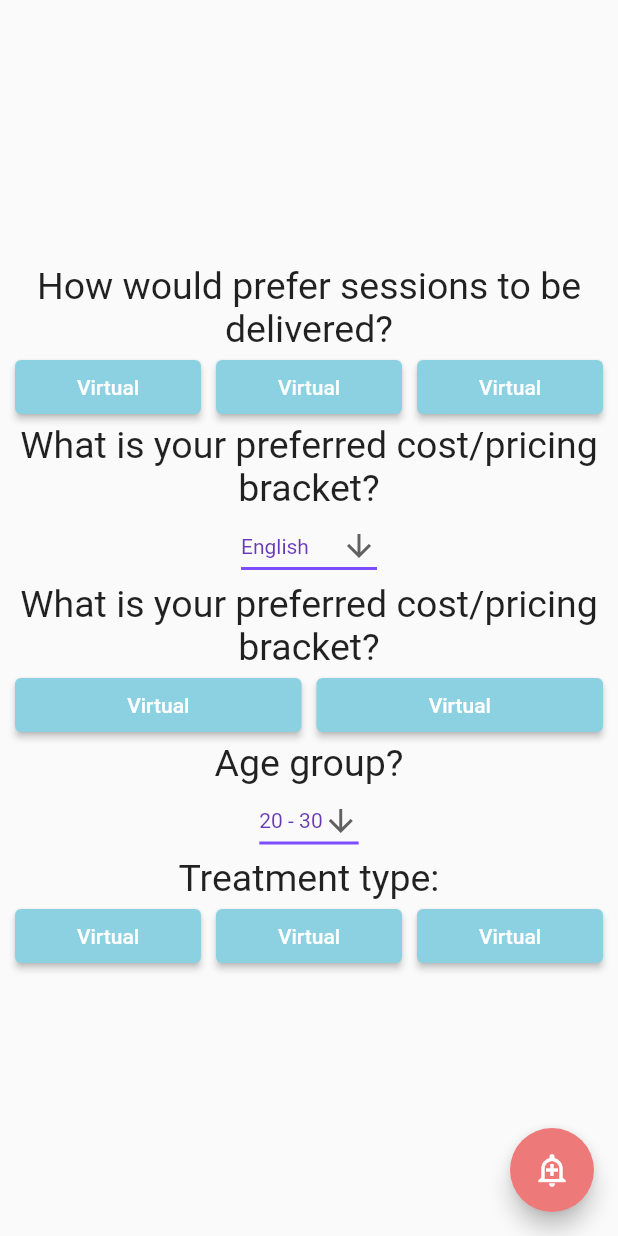
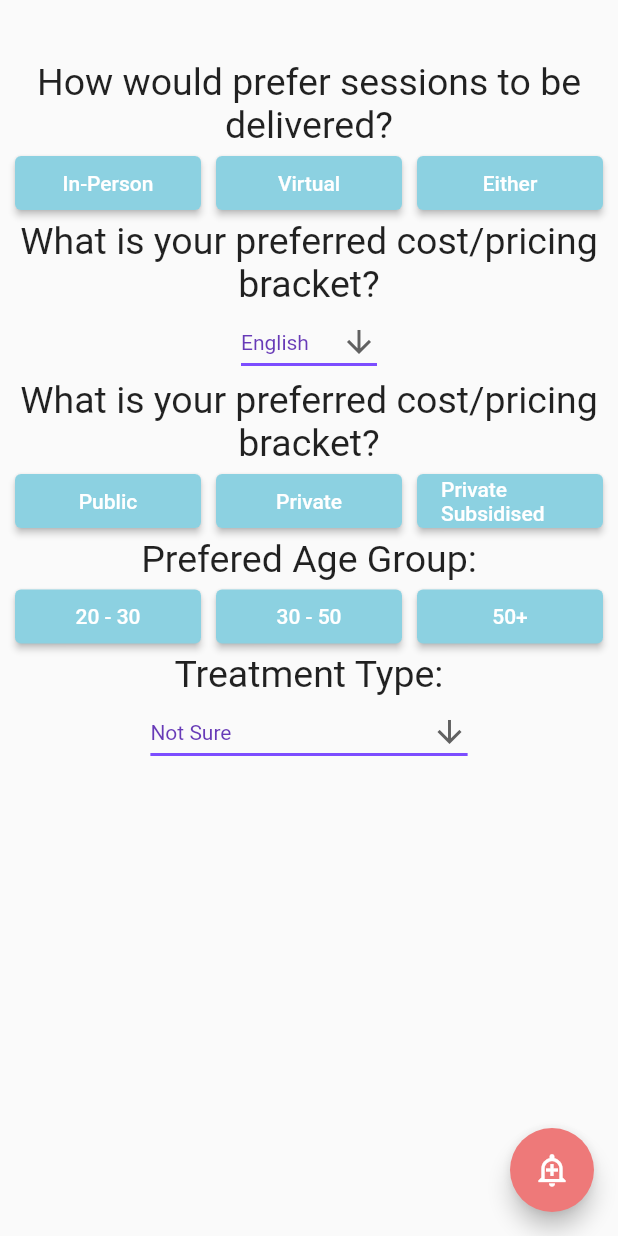
Before and after one commit to Milind220/CityHack22-DDD, a Flutter app: the PreferenceScreen screen opened by its route, swiped to page 3, on a phone screen of 412 x 824 dp. Run offline on Flutter 3.47's test engine with Material 2 defaults, Android fonts, the phone set to English and light mode, and no system bars; our stand-ins replace firebase_auth, firebase_core, google_fonts, google_sign_in, syncfusion_flutter_datepicker; missing offline and left inert: dart:ffi; accounts and stored records are empty; network calls fail.

Commit message:
A bunch of stuff

```diff
--- a/lib/backend/data_manager.dart
+++ b/lib/backend/data_manager.dart
@@ -48,7 +48,7 @@ class DataManager {
   }
 
   // Read user data from fires
-  Future<List<HealthcareProvider>> getAllDoctors() async {
+  List<HealthcareProvider> getAllDoctors() {
     // var ref = _db.collection('providers');
     // var snapshot = await ref.get();
     // var data = snapshot.docs.map((s) => s.data()).toList();
@@ -78,7 +78,7 @@ class DataManager {
       List<Map<String, String>> questionMaps = d['questions'];
       for (var i = 0; i < questionMaps.length; i++) {
         questions.add(
-            Question(questionMaps[i]['guestion']!, questionMaps[i]['answer']!));
+            Question(questionMaps[i]['question']!, questionMaps[i]['answer']!));
       }
 
       var profile = RecommendationProfile(provider, consultationType,
@@ -91,7 +91,7 @@ class DataManager {
   }
 
   // Retrieves a single quiz document
-  Future<User> getUserData() async {
+  User getUserData() {
     // var user = LoginManager.instance.user!;
     // var ref = _db.collection('users').doc(user.uid);
     // var snapshot = await ref.get();
--- a/lib/components/normalbutton.dart
+++ b/lib/components/normalbutton.dart
@@ -7,16 +7,20 @@ class NormalButton extends StatelessWidget {
 
   final String buttonText;
   final VoidCallback onClickFunc;
+  final Color? color;
 
-  NormalButton({required this.buttonText, required this.onClickFunc});
+  NormalButton(
+      {required this.buttonText, required this.onClickFunc, this.color});
   @override
   Widget build(BuildContext context) {
+    Color usingColor = color == null ? kMiddleBlueColour : color!;
+
     return Container(
       width: double.infinity,
       child: ElevatedButton(
         onPressed: onClickFunc,
         child: Text(buttonText),
-        style: ElevatedButton.styleFrom(primary: kMiddleBlueColour),
+        style: ElevatedButton.styleFrom(primary: usingColor),
       ),
     );
   }
--- a/lib/main.dart
+++ b/lib/main.dart
@@ -7,6 +7,9 @@ import 'package:sampleapp/routes.dart';
 
 // Import the firebase_core plugin
 import 'package:firebase_core/firebase_core.dart';
+
+import 'backend/data_manager.dart';
+import 'utils/dataStore.dart';
 //hello im Mike
 //Chamberlin is better than Mike
 
--- a/lib/pages/main_feed.dart
+++ b/lib/pages/main_feed.dart
@@ -1,5 +1,7 @@
 import 'package:flutter/material.dart';
+import 'package:sampleapp/backend/data_manager.dart';
 import 'package:sampleapp/utils/consts.dart';
+import 'package:sampleapp/utils/dataStore.dart';
 import '../components/crisisbutton.dart';
 import '../components/doctorlisttile.dart';
 import '../constants.dart';
@@ -9,6 +11,7 @@ class MainFeedScreen extends StatelessWidget {
 
   @override
   Widget build(BuildContext context) {
+    allHealthcareProviders = DataManager.instance.getAllDoctors();
     return Scaffold(
       body: ListView(
         children: [
--- a/lib/pages/preferences.dart
+++ b/lib/pages/preferences.dart
@@ -1,4 +1,5 @@
 import 'package:flutter/material.dart';
+import 'package:sampleapp/backend/recommendation_profile.dart';
 import 'package:sampleapp/components/drop_down.dart';
 import 'package:sampleapp/components/page_view_tab.dart';
 import 'package:sampleapp/components/crisisbutton.dart';
@@ -8,15 +9,32 @@ import 'package:sampleapp/utils/consts.dart';
 import '../constants.dart';
 
 class PreferenceScreen extends StatelessWidget {
-  const PreferenceScreen({Key? key}) : super(key: key);
+  // int providerType = -1;
+  // int consultationType = -1;
+  // int language = -1;
+  // int costBracket = -1;
+  // int ageGroup = -1;
+  // int treatmentType = -1;
+  // List<int> values = [];
 
   @override
   Widget build(BuildContext context) {
+    PageController? pageController = PageController(
+      initialPage: 0,
+      keepPage: true,
+    );
+
+    void onStartPreferences() {
+      pageController.animateToPage(1,
+          duration: Duration(milliseconds: 500), curve: Curves.ease);
+    }
+
     return Scaffold(
       body: SafeArea(
         child: PageView(
+          controller: pageController,
           children: [
-            FirstTab(),
+            FirstTab(onClick: onStartPreferences),
             ProviderTypeTab(),
             FurtherQuestionsTab(),
             ValuesTab(),
@@ -33,7 +51,9 @@ class PreferenceScreen extends StatelessWidget {
 }
 
 class FirstTab extends StatelessWidget {
-  const FirstTab({Key? key}) : super(key: key);
+  FirstTab({Key? key, required this.onClick}) : super(key: key);
+
+  VoidCallback onClick;
 
   @override
   Widget build(BuildContext context) {
@@ -50,10 +70,10 @@ class FirstTab extends StatelessWidget {
                 textAlign: TextAlign.center,
               ),
               NormalButton(
-                  buttonText: 'Yes, Let\'s GOOOOOO', onClickFunc: () => {}),
+                  buttonText: 'Yes, I\'m Ready!', onClickFunc: onClick),
               OutlinedButton(
                 style: OutlinedButton.styleFrom(primary: kMaxBlueGreenColour),
-                onPressed: () => {},
+                onPressed: () => {Navigator.pushNamed(context, '/feed')},
                 child: Text('Not sure for now'),
               ),
             ],
@@ -93,8 +113,11 @@ class FurtherQuestionsTab extends StatelessWidget {
   @override
   Widget build(BuildContext context) {
     return Column(
-      mainAxisAlignment: MainAxisAlignment.center,
+      // mainAxisAlignment: MainAxisAlignment.center,
       children: [
+        SizedBox(
+          height: 30,
+        ),
         Container(
           alignment: Alignment.center,
           child: PageViewTab(
@@ -106,7 +129,7 @@ class FurtherQuestionsTab extends StatelessWidget {
                   Expanded(
                     flex: 1,
                     child: NormalButton(
-                      buttonText: 'Virtual',
+                      buttonText: 'In-Person',
                       onClickFunc: () => {},
                     ),
                   ),
@@ -126,7 +149,7 @@ class FurtherQuestionsTab extends StatelessWidget {
                   Expanded(
                     flex: 1,
                     child: NormalButton(
-                      buttonText: 'Virtual',
+                      buttonText: 'Either',
                       onClickFunc: () => {},
                     ),
                   ),
@@ -143,7 +166,7 @@ class FurtherQuestionsTab extends StatelessWidget {
                   Expanded(
                     flex: 1,
                     child: NormalButton(
-                      buttonText: 'Virtual',
+                      buttonText: 'Public',
                       onClickFunc: () => {},
                     ),
                   ),
@@ -153,24 +176,7 @@ class FurtherQuestionsTab extends StatelessWidget {
                   Expanded(
                     flex: 1,
                     child: NormalButton(
-                      buttonText: 'Virtual',
-                      onClickFunc: () => {},
-                    ),
-                  ),
-                ],
-              ),
-              PromptText('Age group?'),
-              DropDownList(
-                options: ['20 - 30', '30 - 50', '50+'],
-              ),
-              PromptText('Treatment type:'),
-              Row(
-                mainAxisAlignment: MainAxisAlignment.spaceBetween,
-                children: [
-                  Expanded(
-                    flex: 1,
-                    child: NormalButton(
-                      buttonText: 'Virtual',
+                      buttonText: 'Private',
                       onClickFunc: () => {},
                     ),
                   ),
@@ -180,7 +186,20 @@ class FurtherQuestionsTab extends StatelessWidget {
                   Expanded(
                     flex: 1,
                     child: NormalButton(
-                      buttonText: 'Virtual',
+                      buttonText: 'Private Subsidised',
+                      onClickFunc: () => {},
+                    ),
+                  ),
+                ],
+              ),
+              PromptText('Prefered Age Group:'),
+              Row(
+                mainAxisAlignment: MainAxisAlignment.spaceBetween,
+                children: [
+                  Expanded(
+                    flex: 1,
+                    child: NormalButton(
+                      buttonText: '20 - 30',
                       onClickFunc: () => {},
                     ),
                   ),
@@ -190,10 +209,32 @@ class FurtherQuestionsTab extends StatelessWidget {
                   Expanded(
                     flex: 1,
                     child: NormalButton(
-                      buttonText: 'Virtual',
+                      buttonText: '30 - 50',
                       onClickFunc: () => {},
                     ),
                   ),
+                  SizedBox(
+                    width: 10,
+                  ),
+                  Expanded(
+                    flex: 1,
+                    child: NormalButton(
+                      buttonText: '50+',
+                      onClickFunc: () => {},
+                    ),
+                  ),
+                ],
+              ),
+              PromptText('Treatment Type:'),
+              DropDownList(
+                options: [
+                  'Not Sure',
+                  'Cognitive Behavioural Therapy',
+                  'Psychodynamic Therapy',
+                  'Humanistic Therapy',
+                  'Psychoanalytic therapy',
+                  'Holistic Therapy',
+                  'Couples Therapy',
                 ],
               ),
             ],
@@ -205,18 +246,19 @@ class FurtherQuestionsTab extends StatelessWidget {
 }
 
 class ValuesTab extends StatelessWidget {
-  final values = [
-    'LGBTQ',
-    'Religion',
-    'Youth Services',
-    'Addiction',
-    'Abuse',
-    'Mental Disorder',
-    'Alternative Treatment',
-  ];
+  // final values = [
+  //   'LGBTQ',
+  //   'Religion',
+  //   'Youth Services',
+  //   'Addiction',
+  //   'Abuse',
+  //   'Mental Disorder',
+  //   'Alternative Treatment',
+  // ];
 
   @override
   Widget build(BuildContext context) {
+    final values = Value.values.map((x) => valToString(x));
     return Column(
       mainAxisAlignment: MainAxisAlignment.center,
       children: [
@@ -235,7 +277,14 @@ class ValuesTab extends StatelessWidget {
                   );
                 }).toList(),
               ),
-              Image.asset('assets/images/pinpan.png')
+              Container(
+                height: 260,
+                child: Image.asset('assets/images/pinpan.png'),
+              ),
+              NormalButton(
+                buttonText: 'Done',
+                onClickFunc: () => {Navigator.pushNamed(context, '/feed')},
+              ),
             ],
           ),
         ),
--- a/lib/routes.dart
+++ b/lib/routes.dart
@@ -17,7 +17,7 @@ var appRoutes = {
   '/login': (context) => const LoginScreen(),
   '/signup': (context) => const SignupScreen(),
   '/crisis': (context) => const CrisisScreen(),
-  '/prefs': (context) => const PreferenceScreen(),
+  '/prefs': (context) => PreferenceScreen(),
   '/feed': (context) => const MainFeedScreen(),
   '/docprofile': (context) => const DocProfileScreen(),
   '/booking': (context) => const BookingScreen(),
--- /dev/null
+++ b/lib/utils/dataStore.dart
@@ -0,0 +1,5 @@
+import 'package:sampleapp/backend/healthcare_provider.dart';
+import 'package:sampleapp/backend/user.dart';
+
+User? loggedInUser;
+List<HealthcareProvider> allHealthcareProviders = [];
```
Also changed, not shown: lib/pages/login.dart (+6 -3 lines).
